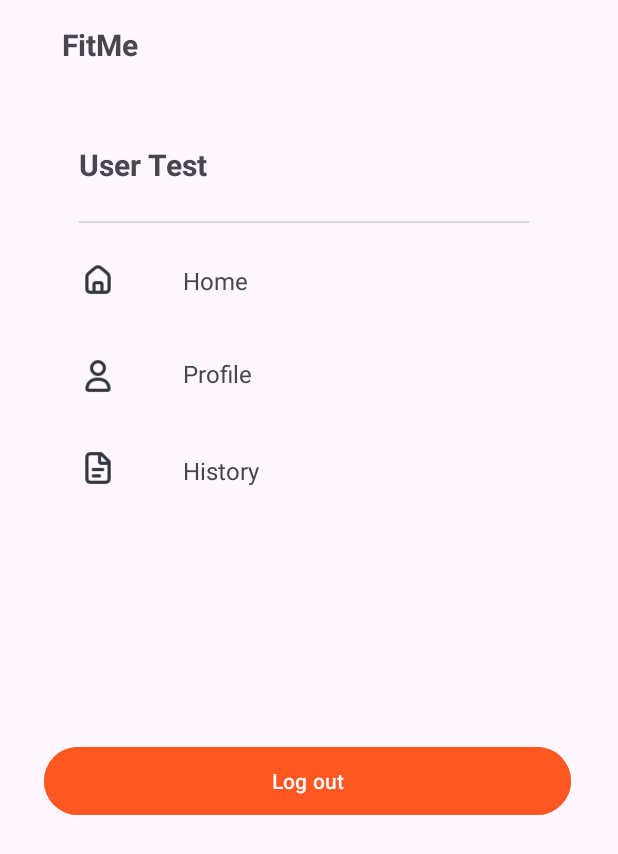
After one commit to Bangkit-Project-FitMe/FitMeLook-Mobile, an Android app: the layout activity_navbar.xml on its own in the app's theme, with its tools: preview values and no code run, on a phone screen of 412 x 824 dp. The commit adds this screen. Shown: the top 854 px of the screen. Run offline under Robolectric (Android 15) with nearby library versions, the phone set to English and light mode, and no system bars.

Commit message:
feat: add xml navbar

```diff
--- /dev/null
+++ b/app/src/main/java/com/example/fitme/ui/NavbarActivity.kt
@@ -0,0 +1,6 @@
+package com.example.fitme.ui
+
+import androidx.appcompat.app.AppCompatActivity
+
+class NavbarActivity: AppCompatActivity() {
+}
--- /dev/null
+++ b/app/src/main/java/com/example/fitme/ui/ProfileActivity.kt
@@ -0,0 +1,4 @@
+package com.example.fitme.ui
+
+class ProfileActivity {
+}
--- /dev/null
+++ b/app/src/main/res/layout/activity_navbar.xml
@@ -0,0 +1,134 @@
+<?xml version="1.0" encoding="utf-8"?>
+<androidx.constraintlayout.widget.ConstraintLayout xmlns:android="http://schemas.android.com/apk/res/android"
+    xmlns:app="http://schemas.android.com/apk/res-auto"
+    xmlns:tools="http://schemas.android.com/tools"
+    android:id="@+id/drawer_layout"
+    android:layout_width="match_parent"
+    android:layout_height="match_parent"
+    android:padding="16dp">
+
+    <TextView
+        android:id="@+id/tvTitle"
+        android:layout_width="0dp"
+        android:layout_height="wrap_content"
+        android:layout_marginTop="80dp"
+        android:text="User Test"
+        android:textSize="20sp"
+        android:textStyle="bold"
+        app:layout_constraintEnd_toEndOf="@+id/view"
+        app:layout_constraintStart_toStartOf="@+id/view"
+        app:layout_constraintTop_toTopOf="parent" />
+
+    <View
+        android:id="@+id/view"
+        android:layout_width="300dp"
+        android:layout_height="1dp"
+        android:layout_marginTop="24dp"
+        android:background="#D7D7D7"
+        android:padding="16dp"
+        app:layout_constraintEnd_toEndOf="parent"
+        app:layout_constraintHorizontal_bias="0.455"
+        app:layout_constraintStart_toStartOf="parent"
+        app:layout_constraintTop_toBottomOf="@+id/tvTitle"
+        tools:ignore="MissingConstraints" />
+
+    <ImageView
+        android:id="@+id/iconHome"
+        android:layout_width="25dp"
+        android:layout_height="25dp"
+        android:layout_marginTop="24dp"
+        android:contentDescription="@string/home"
+        app:layout_constraintStart_toStartOf="@+id/tvTitle"
+        app:layout_constraintTop_toBottomOf="@+id/view"
+        app:srcCompat="@drawable/home" />
+
+    <TextView
+        android:id="@+id/tvHome"
+        android:layout_width="wrap_content"
+        android:layout_height="wrap_content"
+        android:layout_marginStart="44dp"
+        android:text="Home"
+        android:textSize="16sp"
+        app:layout_constraintBottom_toBottomOf="@+id/iconHome"
+        app:layout_constraintEnd_toEndOf="@+id/view"
+        app:layout_constraintHorizontal_bias="0.0"
+        app:layout_constraintStart_toEndOf="@+id/iconHome"
+        app:layout_constraintTop_toTopOf="@+id/iconHome"
+        app:layout_constraintVertical_bias="1.0" />
+
+    <ImageView
+        android:id="@+id/iconProfile"
+        android:layout_width="25dp"
+        android:layout_height="25dp"
+        android:layout_marginTop="40dp"
+        app:layout_constraintEnd_toEndOf="@+id/iconHome"
+        app:layout_constraintHorizontal_bias="0.0"
+        app:layout_constraintStart_toStartOf="@+id/iconHome"
+        app:layout_constraintTop_toBottomOf="@+id/iconHome"
+        app:srcCompat="@drawable/user" />
+
+    <TextView
+        android:id="@+id/tvProfile"
+        android:layout_width="wrap_content"
+        android:layout_height="wrap_content"
+        android:layout_marginTop="40dp"
+        android:text="Profile"
+        android:textSize="16sp"
+        app:layout_constraintBottom_toTopOf="@+id/tvHistory"
+        app:layout_constraintEnd_toEndOf="@+id/tvHome"
+        app:layout_constraintHorizontal_bias="0.0"
+        app:layout_constraintStart_toStartOf="@+id/tvHome"
+        app:layout_constraintTop_toBottomOf="@+id/tvHome"
+        app:layout_constraintVertical_bias="0.0" />
+
+    <ImageView
+        android:id="@+id/iconHistory"
+        android:layout_width="25dp"
+        android:layout_height="25dp"
+        android:layout_marginTop="36dp"
+        app:layout_constraintEnd_toEndOf="@+id/iconProfile"
+        app:layout_constraintHorizontal_bias="0.0"
+        app:layout_constraintStart_toStartOf="@+id/iconProfile"
+        app:layout_constraintTop_toBottomOf="@+id/iconProfile"
+        app:srcCompat="@drawable/history" />
+
+    <TextView
+        android:id="@+id/tvHistory"
+        android:layout_width="wrap_content"
+        android:layout_height="wrap_content"
+        android:text="History"
+        android:textSize="16sp"
+        app:layout_constraintBottom_toBottomOf="@+id/iconHistory"
+        app:layout_constraintEnd_toEndOf="@+id/tvProfile"
+        app:layout_constraintHorizontal_bias="0.0"
+        app:layout_constraintStart_toStartOf="@+id/tvProfile"
+        app:layout_constraintTop_toTopOf="@+id/iconHistory"
+        app:layout_constraintVertical_bias="1.0"
+        tools:ignore="MissingConstraints" />
+
+    <Button
+        android:id="@+id/btnLogout"
+        android:layout_width="351dp"
+        android:layout_height="53dp"
+        android:layout_marginTop="296dp"
+        android:backgroundTint="#FF5722"
+        android:text="Log out"
+        android:textColor="#FFFFFF"
+        app:layout_constraintEnd_toEndOf="@id/view"
+        app:layout_constraintHorizontal_bias="0.457"
+        app:layout_constraintStart_toStartOf="@id/view"
+        app:layout_constraintTop_toBottomOf="@+id/iconHome" />
+
+    <TextView
+        android:layout_width="wrap_content"
+        android:layout_height="wrap_content"
+        android:text="FitMe"
+        android:textSize="20sp"
+        android:textStyle="bold"
+        app:layout_constraintEnd_toEndOf="@+id/btnLogout"
+        app:layout_constraintHorizontal_bias="0.039"
+        app:layout_constraintStart_toStartOf="@+id/btnLogout"
+        tools:ignore="MissingConstraints"
+        tools:layout_editor_absoluteY="573dp" />
+
+</androidx.constraintlayout.widget.ConstraintLayout>
--- a/app/src/main/res/values/strings.xml
+++ b/app/src/main/res/values/strings.xml
@@ -1,3 +1,9 @@
 <resources>
     <string name="app_name">FitMe</string>
+    <string name="fullname">Fullname</string>
+    <string name="user_test">user test</string>
+    <string name="email">Email</string>
+    <string name="usertest_gmail_com">usertest@gmail.com</string>
+    <string name="user_name">User Name</string>
+    <string name="home">Home</string>
 </resources>
```
Also changed, not shown: app/src/main/res/layout/activity_profile.xml (added, +59 -0 lines), app/src/main/res/drawable/history.png (added), app/src/main/res/drawable/home.png (added), app/src/main/res/drawable/user.png (added).
